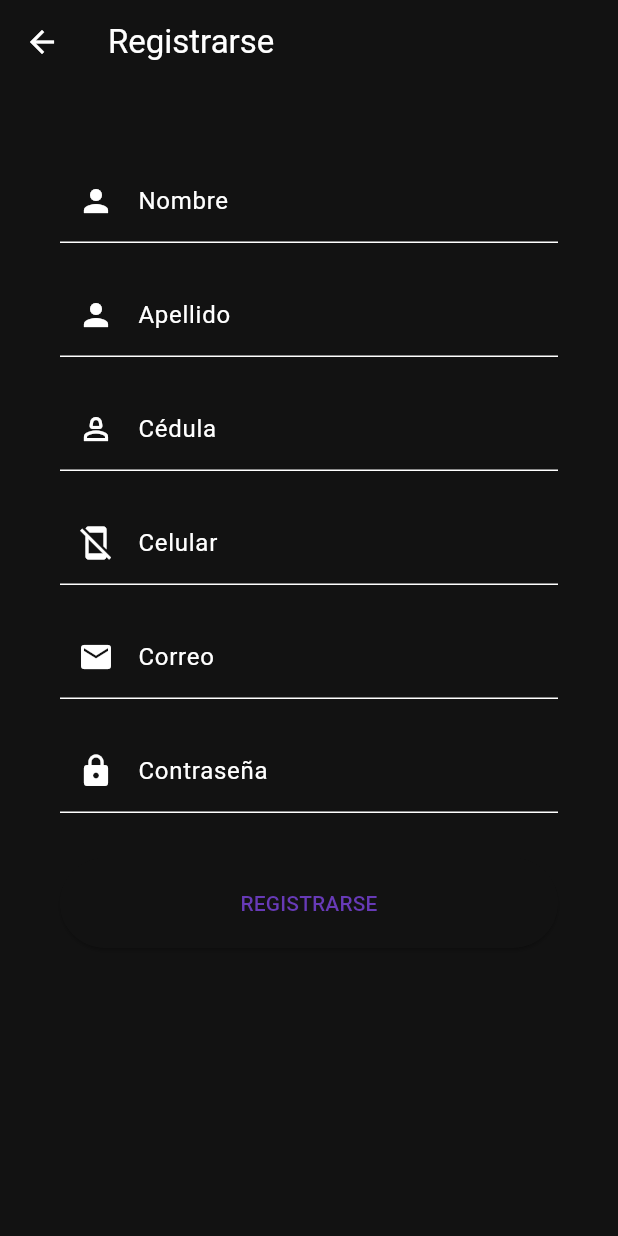
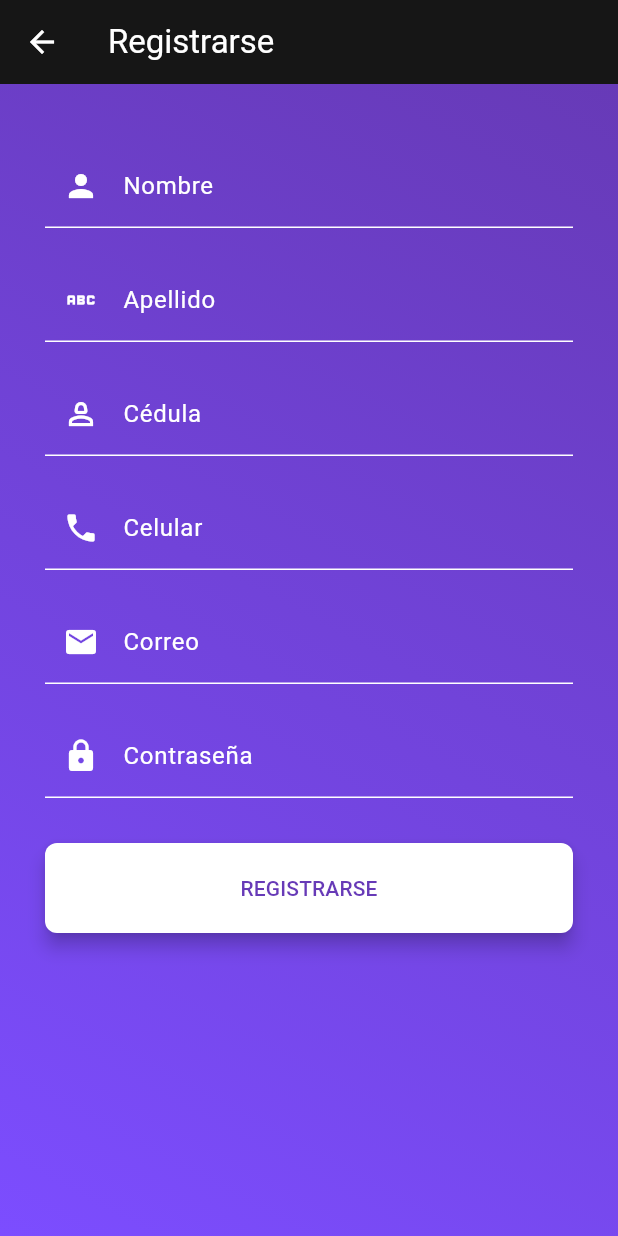
Before and after one commit to tellxmaster/servicar, a Flutter app: the screen it shows after launch, after a tap on "Registrar", on a phone screen of 412 x 824 dp. Run offline on Flutter 3.47's test engine with Material 3 defaults, Android fonts, the phone set to English and light mode, and no system bars; our stand-ins replace cloud_firestore, firebase_auth, firebase_core; accounts and stored records are empty.

Commit message:
feat(Styles): agregue nuevos estilos

```diff
--- a/lib/main.dart
+++ b/lib/main.dart
@@ -27,12 +27,29 @@ class MyApp extends StatelessWidget {
         title: 'ServiCar',
         debugShowCheckedModeBanner: false,
         theme: ThemeData(
-          brightness: Brightness.dark,
           colorScheme: const ColorScheme.dark(
-            primary: Color(0xFF673AB7),
-            secondary: Color.fromRGBO(124, 77, 255, 1),
+            primary: Colors.white, // Deep purple
+            onPrimary: Colors.white, // Text color on primary color backgrounds
+            secondary: Color.fromRGBO(219, 219, 219, 1), // Lighter purple
+            onSecondary:
+                Colors.white, // Text color on secondary color backgrounds
+            background:
+                Color(0xFF212121), // Dark grey for compatible backgrounds
           ),
-          useMaterial3: true,
+          useMaterial3: true, // Enable Material 3 features
+          scaffoldBackgroundColor: Colors.transparent,
+          elevatedButtonTheme: ElevatedButtonThemeData(
+            style: ElevatedButton.styleFrom(
+              backgroundColor: Colors.white, // Button background color
+              foregroundColor: const Color(0xFF673AB7), // Text color
+              padding: const EdgeInsets.symmetric(vertical: 15.0),
+              shape: RoundedRectangleBorder(
+                borderRadius: BorderRadius.circular(8), // Rounded corners
+              ),
+              elevation: 5, // Shadow depth
+            ),
+          ),
+          // Additional customizations can be added here
         ),
         home: const SplashScreen(),
         routes: {
--- a/lib/src/widgets/home_screen.dart
+++ b/lib/src/widgets/home_screen.dart
@@ -9,7 +9,18 @@ class HomeScreen extends StatelessWidget {
   @override
   Widget build(BuildContext context) {
     return Scaffold(
-      body: Center(
+        body: Container(
+      decoration: const BoxDecoration(
+        gradient: LinearGradient(
+          begin: Alignment.topRight,
+          end: Alignment.bottomLeft,
+          colors: [
+            Color(0xFF673AB7), // Start color
+            Color.fromRGBO(124, 77, 255, 1), // End color
+          ],
+        ),
+      ),
+      child: Center(
         child: Column(
           mainAxisAlignment: MainAxisAlignment.center,
           children: <Widget>[
@@ -29,8 +40,8 @@ class HomeScreen extends StatelessWidget {
                   padding:
                       EdgeInsets.symmetric(horizontal: 30.0, vertical: 10.0),
                   child: Text(
-                    "Necesitas una cuenta para continuar",
-                    style: TextStyle(fontSize: 16, fontStyle: FontStyle.italic),
+                    "Es necesario una cuenta para continuar",
+                    style: TextStyle(fontSize: 12, fontStyle: FontStyle.normal),
                   ),
                 ),
                 Padding(
@@ -66,6 +77,6 @@ class HomeScreen extends StatelessWidget {
           ],
         ),
       ),
-    );
+    ));
   }
 }
--- a/lib/src/widgets/register_form.dart
+++ b/lib/src/widgets/register_form.dart
@@ -23,7 +23,7 @@ class RegisterFormState extends State<RegisterForm> {
       _formKey.currentState!.save();
       try {
         await _usuarioController.registrarUsuario(
-            _correo, _password, _nombre, _apellido, _cedula, _celular);
+            _correo.trim(), _password, _nombre, _apellido, _cedula, _celular);
 
         if (!mounted) return;
         ScaffoldMessenger.of(context).showSnackBar(
@@ -59,14 +59,26 @@ class RegisterFormState extends State<RegisterForm> {
           onPressed: () => Navigator.of(context).pop(),
         ),
         title: const Text('Registrarse'),
+        backgroundColor: const Color.fromARGB(255, 22, 22, 22),
+        elevation: 0,
       ),
       body: Container(
-        margin: const EdgeInsets.symmetric(horizontal: 40.0),
-        child: SingleChildScrollView(
-          child: Column(
-            mainAxisAlignment: MainAxisAlignment.center,
+        decoration: const BoxDecoration(
+          gradient: LinearGradient(
+            begin: Alignment.topRight,
+            end: Alignment.bottomLeft,
+            colors: [
+              Color(0xFF673AB7), // Start color
+              Color.fromRGBO(124, 77, 255, 1), // End color
+            ],
+          ),
+        ),
+        padding: const EdgeInsets.symmetric(horizontal: 30.0),
+        child: Stack(
+          children: [
+            Column(
               children: <Widget>[
-              const SizedBox(height: 50),
+                const SizedBox(height: 40.0),
                 Form(
                   key: _formKey,
                   child: Column(
@@ -77,14 +89,15 @@ class RegisterFormState extends State<RegisterForm> {
                           prefixIcon: Icon(Icons.person),
                         ),
                         onSaved: (value) => _nombre = value!,
-                      validator: (value) =>
-                          value!.isEmpty ? 'Por favor ingrese su nombre' : null,
+                        validator: (value) => value!.isEmpty
+                            ? 'Por favor ingrese su nombre'
+                            : null,
                       ),
                       const SizedBox(height: 20),
                       TextFormField(
                         decoration: const InputDecoration(
                           labelText: 'Apellido',
-                        prefixIcon: Icon(Icons.person),
+                          prefixIcon: Icon(Icons.abc),
                         ),
                         onSaved: (value) => _apellido = value!,
                         validator: (value) => value!.isEmpty
@@ -98,14 +111,15 @@ class RegisterFormState extends State<RegisterForm> {
                           prefixIcon: Icon(Icons.person_2_outlined),
                         ),
                         onSaved: (value) => _cedula = value!,
-                      validator: (value) =>
-                          value!.isEmpty ? 'Por favor ingrese su cédula' : null,
+                        validator: (value) => value!.isEmpty
+                            ? 'Por favor ingrese su cédula'
+                            : null,
                       ),
                       const SizedBox(height: 20),
                       TextFormField(
                         decoration: const InputDecoration(
                           labelText: 'Celular',
-                        prefixIcon: Icon(Icons.mobile_off),
+                          prefixIcon: Icon(Icons.phone),
                         ),
                         onSaved: (value) => _celular = value!,
                         validator: (value) => value!.isEmpty
@@ -119,8 +133,9 @@ class RegisterFormState extends State<RegisterForm> {
                           prefixIcon: Icon(Icons.email),
                         ),
                         onSaved: (value) => _correo = value!,
-                      validator: (value) =>
-                          value!.isEmpty ? 'Por favor ingrese su correo' : null,
+                        validator: (value) => value!.isEmpty
+                            ? 'Por favor ingrese su correo'
+                            : null,
                       ),
                       const SizedBox(height: 20),
                       TextFormField(
@@ -151,6 +166,7 @@ class RegisterFormState extends State<RegisterForm> {
                 ),
               ],
             ),
+          ],
         ),
       ),
     );
--- a/lib/src/widgets/splash_screen.dart
+++ b/lib/src/widgets/splash_screen.dart
@@ -1,3 +1,4 @@
+// Task: Pantalla de carga Inicial
 import 'package:flutter/material.dart';
 import 'dart:async';
 
@@ -8,13 +9,23 @@ class SplashScreen extends StatelessWidget {
 
   @override
   Widget build(BuildContext context) {
-    // Navigate after a delay
     Future.delayed(const Duration(seconds: 3), () {
       Navigator.pushReplacementNamed(context, HomeScreen.routeName);
     });
 
-    return const Scaffold(
-      body: Center(
+    return Scaffold(
+        body: Container(
+      decoration: const BoxDecoration(
+        gradient: LinearGradient(
+          begin: Alignment.topRight,
+          end: Alignment.bottomLeft,
+          colors: [
+            Color(0xFF673AB7), // Start color
+            Color.fromRGBO(124, 77, 255, 1), // End color
+          ],
+        ),
+      ),
+      child: const Center(
         child: Column(
           mainAxisAlignment: MainAxisAlignment.center,
           children: <Widget>[
@@ -24,10 +35,12 @@ class SplashScreen extends StatelessWidget {
               height: 250.0,
             ),
             SizedBox(height: 30),
-            CircularProgressIndicator(), // Circular Progress Indicator
+            CircularProgressIndicator(
+              color: Colors.white,
+            ), // Circular Progress Indicator
           ],
         ),
       ),
-    );
+    ));
   }
 }
--- a/pubspec.yaml
+++ b/pubspec.yaml
@@ -38,6 +38,7 @@ dependencies:
   firebase_auth: ^4.16.0
   firebase_core: ^2.24.2
   intl: ^0.17.0
+  collection: ^1.18.0
 
 dev_dependencies:
   flutter_test:
```
Also changed, not shown: lib/src/widgets/dashboard_screen.dart (+19 -7 lines), lib/src/widgets/date_picker_form_field.dart (added, +58 -0 lines), lib/src/widgets/login_form.dart (+25 -15 lines), lib/src/widgets/register_appointment.dart (+48 -37 lines), lib/src/widgets/register_car.dart (+21 -11 lines), assets/logo.png, assets/user_image.png, pubspec.lock. Lines whose indentation alone changed are shown as unchanged.
